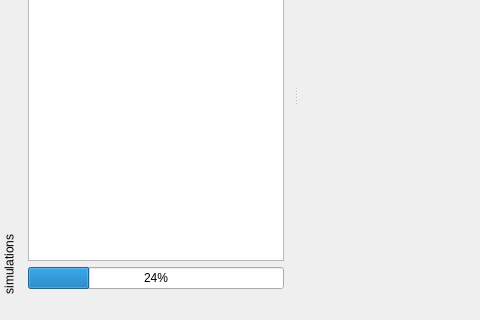
Above: widget/animmainwindow.ui from dridk/estel before the change; both pictures show x 0 to 480 and y 137 to 457 of the 784 by 457 pixel window. Below: the same form after it.
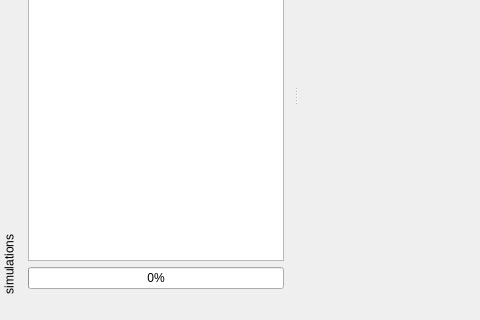
That is the form after the change. Icons and pictures are not drawn.

What changed in the file:
```diff
--- a/widget/animmainwindow.ui
+++ b/widget/animmainwindow.ui
@@ -51,7 +51,7 @@
      <item>
       <widget class="QProgressBar" name="progressBar">
        <property name="value">
-        <number>24</number>
+        <number>0</number>
        </property>
       </widget>
      </item>
```
Left out of the diff: 4 changed lines with no effect on the pictures.
